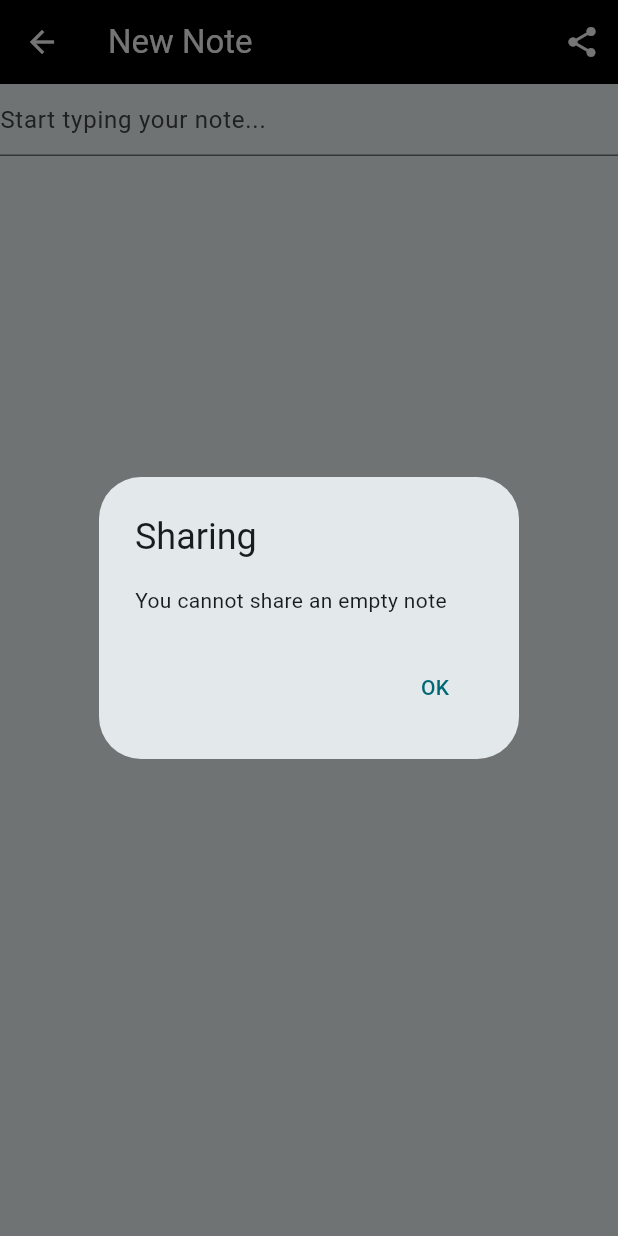
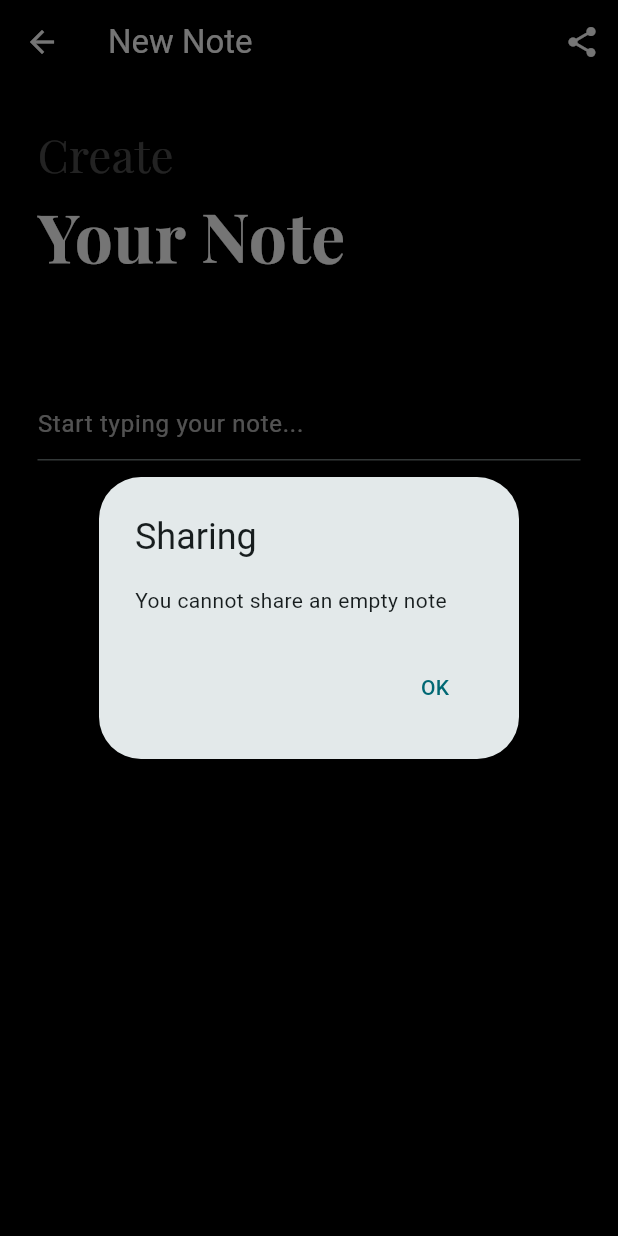
Before and after one commit to MuhaAllAmeen/Notes-app-flutter, a Flutter app: the CreateUpdateNoteView screen opened by its route, after a tap on the "share" icon, on a phone screen of 412 x 824 dp. Run offline on Flutter 3.47's test engine with Material 3 defaults, Android fonts, the phone set to English and light mode, and no system bars; our stand-ins replace bloc, cloud_firestore, equatable, firebase_auth, firebase_core, flutter_bloc and 1 more; accounts and stored records are empty; network calls fail.

Commit message:
design complete

```diff
--- a/lib/services/auth/bloc/auth_bloc.dart
+++ b/lib/services/auth/bloc/auth_bloc.dart
@@ -49,8 +49,6 @@ class AuthBloc extends Bloc<AuthEvent,AuthState>{
         }
         emit(AuthStateLoggedIn(user:user, isLoading: false));
       }on Exception catch(e){
-
-        print('exception $e');
         emit(AuthStateLoggedOut(exception:e,isLoading: false));
       }
     });
--- a/lib/services/cloud/cloud_note.dart
+++ b/lib/services/cloud/cloud_note.dart
@@ -5,10 +5,12 @@ class CloudNote{
   final String documentId;
   final String ownerUserId;
   final String text;
+  final DateTime dateTime;
 
-  const CloudNote({required this.documentId, required this.ownerUserId, required this.text});
-  CloudNote.fromSnapshot(QueryDocumentSnapshot<Map<String,dynamic>> snapshot) :
+   const CloudNote({required this.dateTime, required this.documentId, required this.ownerUserId, required this.text});
+   CloudNote.fromSnapshot(QueryDocumentSnapshot<Map<String,dynamic>> snapshot) :
     documentId = snapshot.id,
     ownerUserId = snapshot.data()['user_id'],
-    text = snapshot.data()['text'] as String;
-}
+    text = snapshot.data()['text'] as String,
+    dateTime = snapshot.data()['date_time'].toDate() as DateTime ;
+ }
--- a/lib/services/cloud/firebase_cloud_storage.dart
+++ b/lib/services/cloud/firebase_cloud_storage.dart
@@ -13,9 +13,10 @@ class FirebaseCloudStorage{
     final document = await notes.add({
       'user_id':ownerUserId,
       'text':'',
+      'date_time':DateTime.now()
     });
     final fetchedNote = await document.get();
-    return CloudNote(documentId: fetchedNote.id, ownerUserId: ownerUserId, text: '');
+    return CloudNote(documentId: fetchedNote.id, ownerUserId: ownerUserId, text: '',dateTime: DateTime.now());
   }
 
   Stream<Iterable<CloudNote>> allNotes({required String ownerUserId}) =>
@@ -24,7 +25,7 @@ class FirebaseCloudStorage{
 
   Future<void> updateNote({required String documentId, required String text}) async{
     try{
-      await notes.doc(documentId).update({'text':text});
+      await notes.doc(documentId).update({'text':text,'date_time':DateTime.now()});
     }catch (e){
       throw CouldNotUpdateNoteException();
     }
--- a/lib/views/forgot_password_view.dart
+++ b/lib/views/forgot_password_view.dart
@@ -53,8 +53,8 @@ class _ForgotPasswordViewState extends State<ForgotPasswordView> {
                 child: Column(
                   crossAxisAlignment: CrossAxisAlignment.start,
                   children: [
-                     Text('Enter your email to', style: TextStyle(color: Colors.white30,fontSize: 30,)),
-                     Text('Reset your Password',style: TextStyle(color: Colors.white,fontSize: 45),)
+                     Text('Enter your email to', style: TextStyle(color: Colors.white30,fontSize: 30,fontFamily: 'PlayfairDisplay')),
+                     Text('Reset your Password',style: TextStyle(color: Colors.white,fontSize: 45,fontFamily: 'PlayfairDisplay',fontWeight: FontWeight.bold),)
                   ],
                 ),
               ),
@@ -82,10 +82,10 @@ class _ForgotPasswordViewState extends State<ForgotPasswordView> {
                             TextButton(onPressed:() {
                               final email = _controller.text;
                               context.read<AuthBloc>().add(AuthEventForgotPassword(email));
-                            }, child: const Text("Send Password Reset Link",style: TextStyle(color: Colors.white,fontSize: 20))),
+                            }, child: const Text("Send Password Reset Link",style: TextStyle(color: Colors.white,fontSize: 20,fontFamily: 'Quicksand',fontWeight: FontWeight.bold))),
                             TextButton(onPressed:() {
                               context.read<AuthBloc>().add(const AuthEventLogOut());
-                            }, child: const Text('Back to Login Page',style: TextStyle(color: Colors.white,fontSize: 20)))
+                            }, child: const Text('Back to Login Page',style: TextStyle(color: Colors.white,fontSize: 20,fontFamily: 'Quicksand',fontWeight: FontWeight.bold)))
                           ],
                         ),
                       ),
--- a/lib/views/notes/create_update_note_view.dart
+++ b/lib/views/notes/create_update_note_view.dart
@@ -63,7 +63,7 @@ class _CreateUpdateNoteViewState extends State<CreateUpdateNoteView> {
 
   void _deleteNoteIfTextIsEmpty(){
     final note = _note;
-    if((_textController.text.isEmpty || note?.text=='') && note!=null){
+    if((_textController.text.isEmpty) && note!=null){
       _notesService.deleteNote(documentId: note.documentId);
     }
   }
@@ -91,6 +91,7 @@ class _CreateUpdateNoteViewState extends State<CreateUpdateNoteView> {
   @override
   Widget build(BuildContext context) {
     return Scaffold(
+      backgroundColor: Colors.black,
       appBar: AppBar(
         title: const Text("New Note"),
         backgroundColor: Colors.black,
@@ -109,16 +110,36 @@ class _CreateUpdateNoteViewState extends State<CreateUpdateNoteView> {
          switch(snapshot.connectionState){
            case ConnectionState.done:
            _setupTextControllerListener();
-           return TextField(
+           return Padding(
+             padding: const EdgeInsets.all(25.0),
+             child: Column(
+                crossAxisAlignment: CrossAxisAlignment.start,
+               children: [
+                  Text(_textController.text.isEmpty?'Create':'Edit',style: const TextStyle(color: Colors.white30,fontSize: 30,fontFamily: 'PlayfairDisplay'),),
+                  const Text('Your Note',style: TextStyle(color: Colors.white,fontSize: 45,fontFamily: 'PlayfairDisplay',fontWeight: FontWeight.bold),),
+                  const SizedBox(height: 50),
+                  Text(_textController.text.isNotEmpty?'Last Updated on: ${_note?.dateTime}':'',style: const TextStyle(color: Colors.white30),),
+                  SizedBox(height: _textController.text.isNotEmpty?30:0,),
+                  TextField(
                     controller: _textController,
                     keyboardType: TextInputType.multiline,
                     maxLines: null,
+                    style: const TextStyle(color: Colors.white),
                     decoration: const InputDecoration(
-              hintText: 'Start typing your note...'
+                      hintText: 'Start typing your note...',
+                      hintStyle: TextStyle(color: Colors.white70 )
+                    ),
+                  ),
+                ],
               ),
             );
             default:
-            return const CircularProgressIndicator();
+              return const Center(
+                    child: SizedBox(
+                      width: 50,
+                      height: 50,
+                      child:  CircularProgressIndicator()),
+                  );
           }
         },
       ),
```
Also changed, not shown: lib/views/login_view.dart (+5 -7 lines), lib/views/notes/notes_list_view.dart (+42 -11 lines), lib/views/notes/notes_view.dart (+25 -5 lines), lib/views/register_view.dart (+4 -4 lines), lib/views/verify_email_view.dart (+4 -6 lines), pubspec.yaml (+9 -0 lines), assets/fonts/PlayfairDisplay-Italic-VariableFont_wght.ttf (added), assets/fonts/PlayfairDisplay-VariableFont_wght.ttf (added), assets/fonts/Quicksand-VariableFont_wght.ttf (added), 1 other file. Lines whose indentation alone changed are shown as unchanged.
